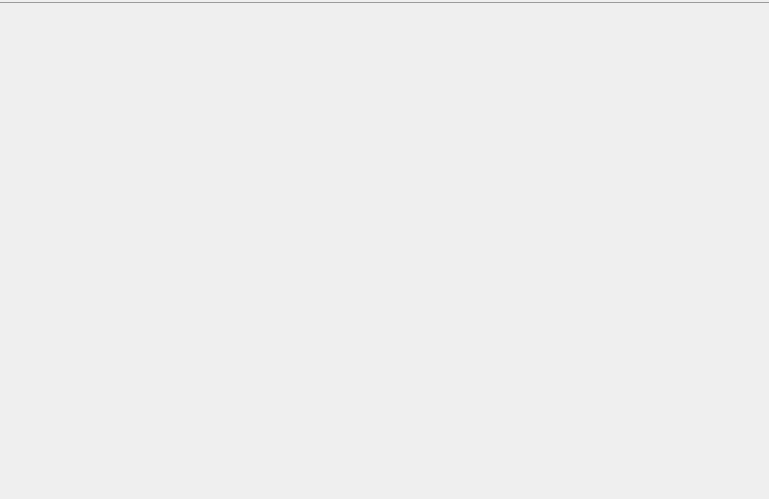
The window that UiModule/ui/ClassicalLoginWidget.ui (realXtend/tundra) describes before a commit, drawn with Qt 5.
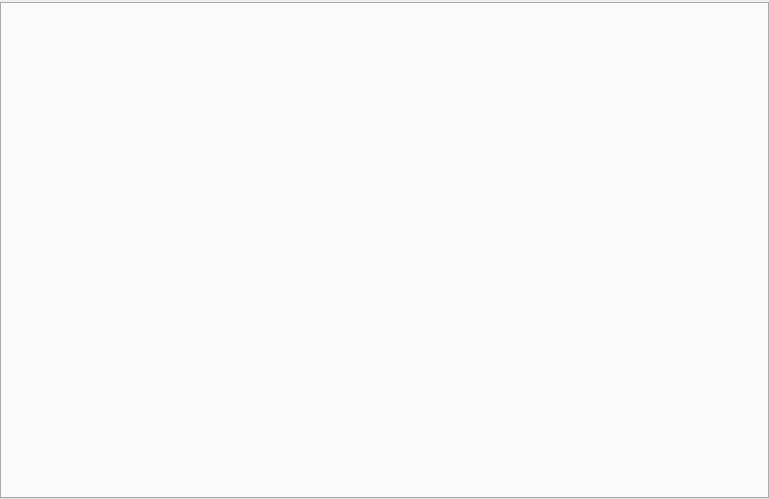
The same window after the commit.

Diff of the .ui file:
```diff
--- a/UiModule/ui/ClassicalLoginWidget.ui
+++ b/UiModule/ui/ClassicalLoginWidget.ui
@@ -33,67 +33,6 @@
      </property>
      <item>
       <widget class="QTabWidget" name="tabWidget">
-       <property name="styleSheet">
-        <string notr="true"> QTabWidget::pane { /* The tab widget frame */
-    border: 0px; 
-	border-top: 1px solid #9B9B9B;
- }
-
- QTabWidget::tab-bar {
-     left: 2px;  /* move to the right by 5px */
- }
-
- /* Style the tab using the tab sub-control. Note that
-     it reads QTabBar _not_ QTabWidget */
- QTabBar::tab {
-     background: qlineargradient(x1: 0, y1: 0, x2: 0, y2: 1,
-                                 stop: 0 #E1E1E1, stop: 0.4 #DDDDDD,
-                                 stop: 0.5 #D8D8D8, stop: 1.0 #D3D3D3);
-     border: 1px solid #9B9B9B;
-     border-top-left-radius: 4px;
-     border-top-right-radius: 4px;
-     min-width: 12ex;
-     padding: 2px;
-     padding-right: 5px;
-     padding-left: 3px;
-	 font: 11px;
- }
-
- QTabBar::tab:selected, QTabBar::tab:hover {
-     background: qlineargradient(x1: 0, y1: 0, x2: 0, y2: 1,
-                                 stop: 0 #fafafa, stop: 0.4 #f4f4f4,
-                                 stop: 0.5 #e7e7e7, stop: 1.0 #fafafa);
- }
-
- QTabBar::tab:selected {
-     border-color: #9B9B9B;
-     border-bottom-color: rgba(0,0,0,0); /* same as pane color */
-	 border-bottom: 0px;
- }
-
- QTabBar::tab:!selected {
-     margin-top: 3px; /* make non-selected tabs look smaller */
- }
-
- /* make use of negative margins for overlapping tabs */
- QTabBar::tab:selected {
-     /* expand/overlap to the left and right by 4px */
-     margin-left: -2px;
-     margin-right: -2px;
- }
-
- QTabBar::tab:first:selected {
-     margin-left: 0; /* the first selected tab has nothing to overlap with on the left */
- }
-
- QTabBar::tab:last:selected {
-     margin-right: 0; /* the last selected tab has nothing to overlap with on the right */
- }
-
- QTabBar::tab:only-one {
-     margin: 0; /* if there is only one tab, we don't want overlapping margins */
- }</string>
-       </property>
        <property name="currentIndex">
         <number>-1</number>
        </property>
```
